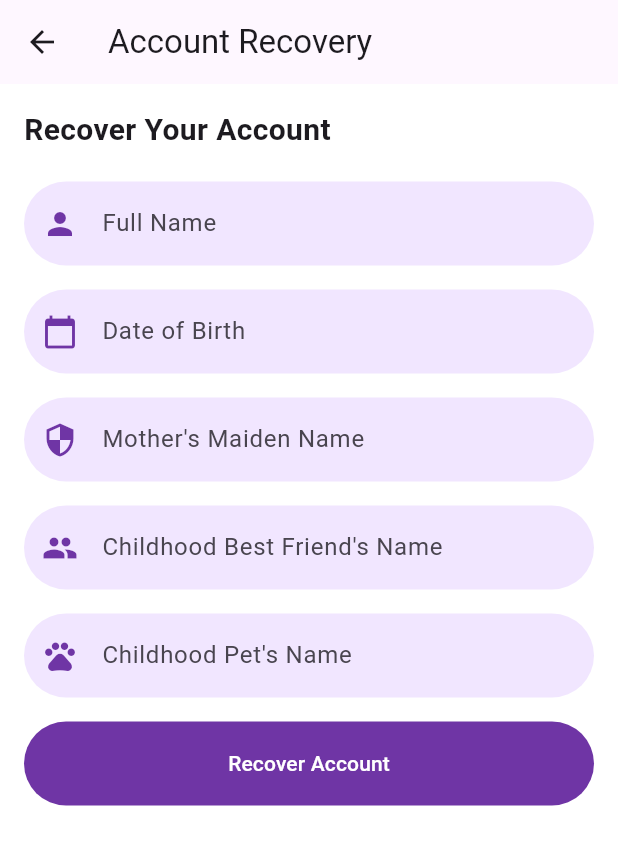
After one commit to LuwinWickramasinghe/Biomark, a Flutter app: the MenuScreen screen opened directly, after a tap on "ACCOUNT RECOVERY", on a phone screen of 412 x 824 dp. The commit adds this screen. Shown: the top 845 px of the screen. Run offline on Flutter 3.47's test engine with Material 3 defaults, Android fonts, the phone set to English and light mode, and no system bars; our stand-ins replace flutter_svg.

Commit message:
account recovery screen

```diff
--- /dev/null
+++ b/lib/Screens/AccountRecovery/account_recovery.dart
@@ -0,0 +1,88 @@
+import 'package:flutter/material.dart';
+import 'package:biomark/constants.dart';
+
+class AccountRecoveryScreen extends StatelessWidget {
+  const AccountRecoveryScreen({Key? key}) : super(key: key);
+
+  @override
+  Widget build(BuildContext context) {
+    return Scaffold(
+      appBar: AppBar(
+        title: const Text("Account Recovery"),
+      ),
+      body: Padding(
+        padding: const EdgeInsets.all(16.0),
+        child: SingleChildScrollView(
+          child: Column(
+            crossAxisAlignment: CrossAxisAlignment.start,
+            children: [
+              const Text(
+                "Recover Your Account",
+                style: TextStyle(fontSize: 20, fontWeight: FontWeight.bold),
+              ),
+              const SizedBox(height: 20),
+
+              // Full Name Field
+              TextFormField(
+                decoration: const InputDecoration(
+                  labelText: "Full Name",
+                  prefixIcon: Icon(Icons.person),
+                ),
+              ),
+              const SizedBox(height: defaultPadding),
+
+              // Date of Birth Field
+              TextFormField(
+                decoration: const InputDecoration(
+                  labelText: "Date of Birth",
+                  prefixIcon: Icon(Icons.calendar_today),
+                ),
+                onTap: () {
+                  // Optional: Open date picker
+                },
+              ),
+              const SizedBox(height: defaultPadding),
+
+              // Security Question 1: Mother's Maiden Name
+              TextFormField(
+                decoration: const InputDecoration(
+                  labelText: "Mother's Maiden Name",
+                  prefixIcon: Icon(Icons.security),
+                ),
+              ),
+              const SizedBox(height: defaultPadding),
+
+              // Security Question 2: Childhood Best Friend's Name
+              TextFormField(
+                decoration: const InputDecoration(
+                  labelText: "Childhood Best Friend's Name",
+                  prefixIcon: Icon(Icons.people),
+                ),
+              ),
+              const SizedBox(height: defaultPadding),
+
+              // Security Question 3: Childhood Pet's Name
+              TextFormField(
+                decoration: const InputDecoration(
+                  labelText: "Childhood Pet's Name",
+                  prefixIcon: Icon(Icons.pets),
+                ),
+              ),
+              const SizedBox(height: defaultPadding),
+
+              // Recover Account Button
+              Center(
+                child: ElevatedButton(
+                  onPressed: () {
+                    // Handle account recovery action
+                  },
+                  child: const Text("Recover Account"),
+                ),
+              ),
+            ],
+          ),
+        ),
+      ),
+    );
+  }
+}
--- a/lib/Screens/Menu/menu_screen.dart
+++ b/lib/Screens/Menu/menu_screen.dart
@@ -1,6 +1,7 @@
 import 'package:flutter/material.dart';
 
 import '../EditProfile/edit_profile.dart';
+import '../AccountRecovery/account_recovery.dart';
 
 
 
@@ -95,11 +96,17 @@ class MenuScreen extends StatelessWidget {
           ),
                   const SizedBox(height: 10),
                   ElevatedButton(
-                    onPressed: () {
-                      // Navigate to Account Recovery
-                    },
-                    child: const Text('Account Recovery'),
-                  ),
+            onPressed: () {
+              // Navigate to SignUpQuestionScreen when "Sign Up" is pressed
+              Navigator.push(
+                context,
+                MaterialPageRoute(
+                  builder: (context) => const AccountRecoveryScreen(),
+                ),
+              );
+            },
+            child: Text("Account Recovery".toUpperCase()),
+          ),
                 ],
               ),
             ),
```
